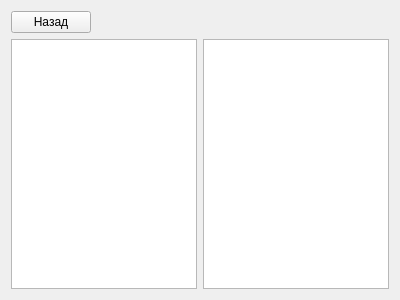
DimPerch/info_project, file UI/about_screen.ui: the form before one commit.
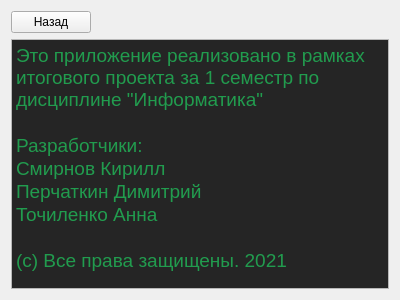
The form after the commit.

The edit to the form file:
```diff
--- a/UI/about_screen.ui
+++ b/UI/about_screen.ui
@@ -13,7 +13,7 @@
   <property name="windowTitle">
    <string>Form</string>
   </property>
-  <layout class="QVBoxLayout" name="verticalLayout">
+  <layout class="QVBoxLayout" name="verticalLayout" stretch="0,0">
    <item>
     <layout class="QHBoxLayout" name="horizontalLayout_2">
      <item>
@@ -39,14 +39,22 @@
     </layout>
    </item>
    <item>
-    <layout class="QHBoxLayout" name="horizontalLayout">
-     <item>
-      <widget class="QTextBrowser" name="textBrowser"/>
-     </item>
-     <item>
-      <widget class="QGraphicsView" name="graphicsView"/>
-     </item>
-    </layout>
+    <widget class="QTextBrowser" name="textBrowser">
+     <property name="html">
+      <string>&lt;!DOCTYPE HTML PUBLIC &quot;-//W3C//DTD HTML 4.0//EN&quot; &quot;http://www.w3.org/TR/REC-html40/strict.dtd&quot;&gt;
+&lt;html&gt;&lt;head&gt;&lt;meta name=&quot;qrichtext&quot; content=&quot;1&quot; /&gt;&lt;meta charset=&quot;utf-8&quot; /&gt;&lt;style type=&quot;text/css&quot;&gt;
+p, li { white-space: pre-wrap; }
+&lt;/style&gt;&lt;/head&gt;&lt;body style=&quot; font-family:'Segoe UI'; font-size:9pt; font-weight:400; font-style:normal;&quot; bgcolor=&quot;#252525&quot;&gt;
+&lt;p style=&quot; margin-top:0px; margin-bottom:0px; margin-left:0px; margin-right:0px; -qt-block-indent:0; text-indent:0px;&quot;&gt;&lt;span style=&quot; font-size:14pt; color:#219c4e;&quot;&gt;Это приложение реализовано в рамках итогового проекта за 1 семестр по дисциплине &amp;quot;Информатика&amp;quot;&lt;/span&gt;&lt;/p&gt;
+&lt;p style=&quot;-qt-paragraph-type:empty; margin-top:0px; margin-bottom:0px; margin-left:0px; margin-right:0px; -qt-block-indent:0; text-indent:0px; font-size:14pt;&quot;&gt;&lt;br /&gt;&lt;/p&gt;
+&lt;p style=&quot; margin-top:0px; margin-bottom:0px; margin-left:0px; margin-right:0px; -qt-block-indent:0; text-indent:0px;&quot;&gt;&lt;span style=&quot; font-size:14pt; color:#219c4e;&quot;&gt;Разработчики:&lt;/span&gt;&lt;/p&gt;
+&lt;p style=&quot; margin-top:0px; margin-bottom:0px; margin-left:0px; margin-right:0px; -qt-block-indent:0; text-indent:0px;&quot;&gt;&lt;span style=&quot; font-size:14pt; color:#219c4e;&quot;&gt;Смирнов Кирилл&lt;/span&gt;&lt;/p&gt;
+&lt;p style=&quot; margin-top:0px; margin-bottom:0px; margin-left:0px; margin-right:0px; -qt-block-indent:0; text-indent:0px;&quot;&gt;&lt;span style=&quot; font-size:14pt; color:#219c4e;&quot;&gt;Перчаткин Димитрий&lt;/span&gt;&lt;/p&gt;
+&lt;p style=&quot; margin-top:0px; margin-bottom:0px; margin-left:0px; margin-right:0px; -qt-block-indent:0; text-indent:0px;&quot;&gt;&lt;span style=&quot; font-size:14pt; color:#219c4e;&quot;&gt;Точиленко Анна&lt;/span&gt;&lt;/p&gt;
+&lt;p style=&quot;-qt-paragraph-type:empty; margin-top:0px; margin-bottom:0px; margin-left:0px; margin-right:0px; -qt-block-indent:0; text-indent:0px; font-size:14pt; font-style:italic;&quot;&gt;&lt;br /&gt;&lt;/p&gt;
+&lt;p style=&quot; margin-top:0px; margin-bottom:0px; margin-left:0px; margin-right:0px; -qt-block-indent:0; text-indent:0px;&quot;&gt;&lt;span style=&quot; font-size:14pt; color:#219c4e;&quot;&gt;(с) Все права защищены. 2021&lt;/span&gt;&lt;/p&gt;&lt;/body&gt;&lt;/html&gt;</string>
+     </property>
+    </widget>
    </item>
   </layout>
  </widget>
```
